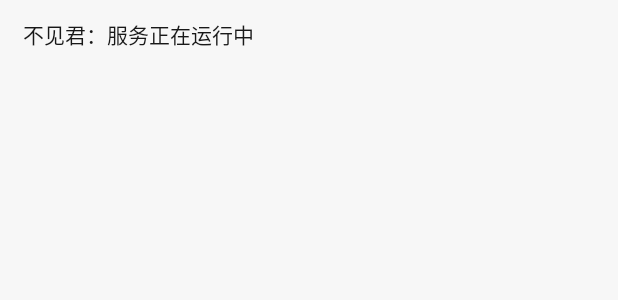
After one commit to RoderickQiu/seeNot, an Android app: the layout layout_foreground_notification.xml on its own in the app's theme, with its tools: preview values and no code run, on a phone screen of 412 x 824 dp. The commit adds this screen. Shown: the top 300 px of the screen. Run offline under Robolectric (Android 15) with nearby library versions, the phone set to English and light mode, and no system bars.

Commit message:
make accessible frame

```diff
--- a/app/src/main/AndroidManifest.xml
+++ b/app/src/main/AndroidManifest.xml
@@ -18,6 +18,7 @@
         tools:ignore="ProtectedPermissions" />
 
     <application
+        android:name="SeeNot"
         android:allowBackup="true"
         android:dataExtractionRules="@xml/data_extraction_rules"
         android:fullBackupContent="@xml/backup_rules"
--- a/app/src/main/java/com/scrisstudio/seenot/ui/home/HomeFragment.java
+++ b/app/src/main/java/com/scrisstudio/seenot/ui/home/HomeFragment.java
@@ -1,6 +1,5 @@
 package com.scrisstudio.seenot.ui.home;
 
-import android.content.Context;
 import android.content.SharedPreferences;
 import android.os.Bundle;
 import android.view.LayoutInflater;
@@ -9,11 +8,13 @@ import android.view.ViewGroup;
 
 import androidx.annotation.NonNull;
 import androidx.fragment.app.Fragment;
+import androidx.preference.PreferenceManager;
 import androidx.recyclerview.widget.LinearLayoutManager;
 import androidx.recyclerview.widget.RecyclerView;
 
 import com.google.gson.Gson;
 import com.google.gson.reflect.TypeToken;
+import com.scrisstudio.seenot.SeeNot;
 import com.scrisstudio.seenot.databinding.FragmentHomeBinding;
 import com.scrisstudio.seenot.service.RuleInfo;
 import com.scrisstudio.seenot.ui.rule.RuleInfoAdapter;
@@ -34,7 +35,7 @@ public class HomeFragment extends Fragment {
         binding = FragmentHomeBinding.inflate(inflater, container, false);
         View root = binding.getRoot();
 
-        SharedPreferences sharedPreferences = getActivity().getSharedPreferences("pref", Context.MODE_PRIVATE);
+        SharedPreferences sharedPreferences = PreferenceManager.getDefaultSharedPreferences(SeeNot.getAppContext());
         rules = gson.fromJson(sharedPreferences.getString("rules", "{}"), new TypeToken<List<RuleInfo>>() {
         }.getType());
 
--- /dev/null
+++ b/app/src/main/res/layout/layout_foreground_notification.xml
@@ -0,0 +1,18 @@
+<?xml version="1.0" encoding="utf-8"?>
+<FrameLayout xmlns:android="http://schemas.android.com/apk/res/android"
+    android:id="@+id/fl_window_layout"
+    android:layout_width="match_parent"
+    android:layout_height="wrap_content"
+    android:paddingHorizontal="8dp"
+    android:paddingVertical="12dp">
+
+    <TextView
+        android:id="@+id/title"
+        style="@style/Theme.SeeNot.Foreground"
+        android:layout_width="wrap_content"
+        android:layout_height="wrap_content"
+        android:layout_marginHorizontal="7dp"
+        android:lineSpacingExtra="0sp"
+        android:text="@string/channel_notification_text" />
+
+</FrameLayout>
--- a/app/src/main/res/values/strings.xml
+++ b/app/src/main/res/values/strings.xml
@@ -14,4 +14,8 @@
     <string name="delete_confirm">确认删除</string>
     <string name="empty_view">列表为空。点击\"+\"按钮新建规则。</string>
     <string name="operation_done">操作完成</string>
+    <string name="channel_notification_text">不见君：服务正在运行中</string>
+    <string name="channel_name">服务运行保护</string>
+    <string name="channel_description">如果不允许这个通知一直显示，不见君服务可能会被系统自动结束。</string>
+    <string name="service_start_failed">不见君服务没有成功开启，请前往系统无障碍设置手动开启</string>
 </resources>
```
Also changed, not shown: app/src/main/java/com/scrisstudio/seenot/MainActivity.java (+18 -2 lines), app/src/main/java/com/scrisstudio/seenot/SeeNot.java (added, +31 -0 lines), app/src/main/java/com/scrisstudio/seenot/service/ExecutorService.java (+101 -0 lines), app/src/main/res/drawable/ic_notification.png (added).
